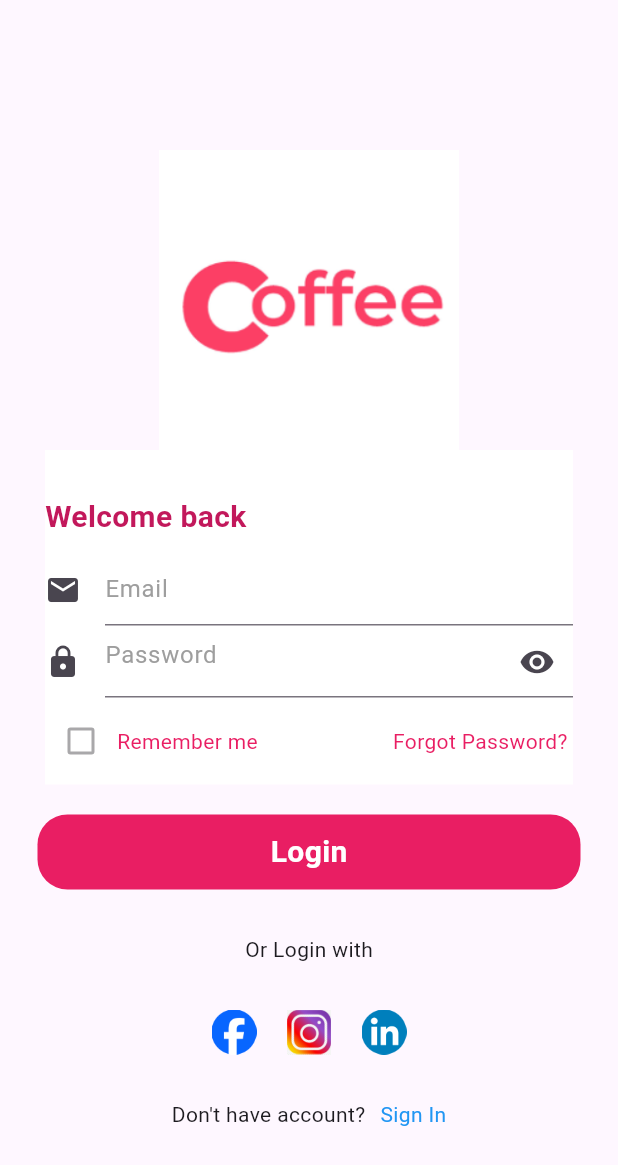
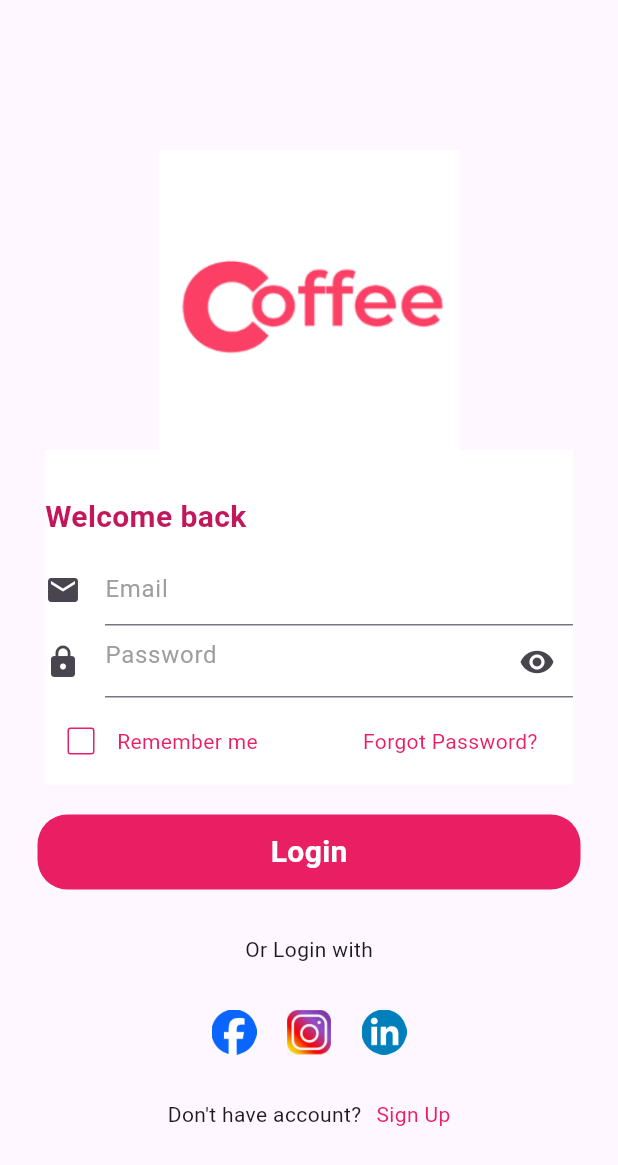
Before and after one commit to Isharauditha/Mobile_application_development, a Flutter app: the screen it shows after launch, on a phone screen of 412 x 824 dp. Shown: the top 1165 px of the screen. Run offline on Flutter 3.47's test engine with Material 3 defaults, Android fonts, the phone set to English and light mode, and no system bars.

Commit message:
Update login_page.dart

```diff
--- a/lib/pages/login_page.dart
+++ b/lib/pages/login_page.dart
@@ -23,6 +23,7 @@ class _LoginPageState extends State<LoginPage> {
     return Scaffold(
       body: SingleChildScrollView(
         scrollDirection: Axis.vertical,
+
         child: Padding(
           padding: const EdgeInsets.symmetric(vertical: 40),
           child: Column(
@@ -95,11 +96,12 @@ class _LoginPageState extends State<LoginPage> {
                           children: [
                             Checkbox(
                               value: false,
+                              side: BorderSide(color: Colors.pink,),
                               onChanged: null,
                               activeColor: Colors.pink,
                             ),
                             Padding(
-                              padding: EdgeInsets.only(right: 90),
+                              padding: EdgeInsets.only(right: 70),
                               child: Text(
                                 "Remember me",
                                 style: TextStyle(
@@ -185,9 +187,9 @@ class _LoginPageState extends State<LoginPage> {
                               ),
                             ),
                             Text(
-                              "Sign In",
+                              "Sign Up",
                               style: TextStyle(
-                                color: Colors.blue,
+                                color: Colors.pink,
                               ),
                             ),
                           ],
```
